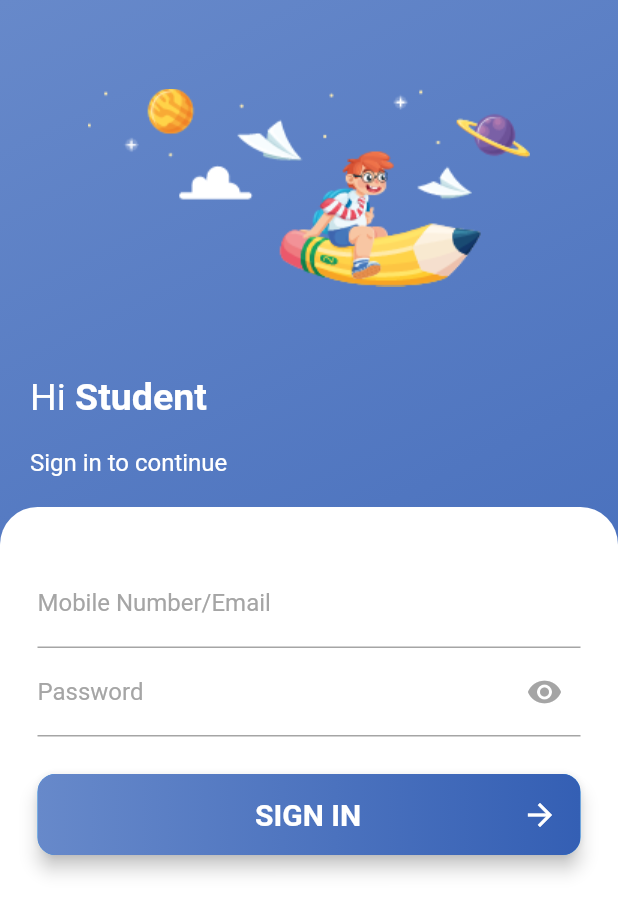
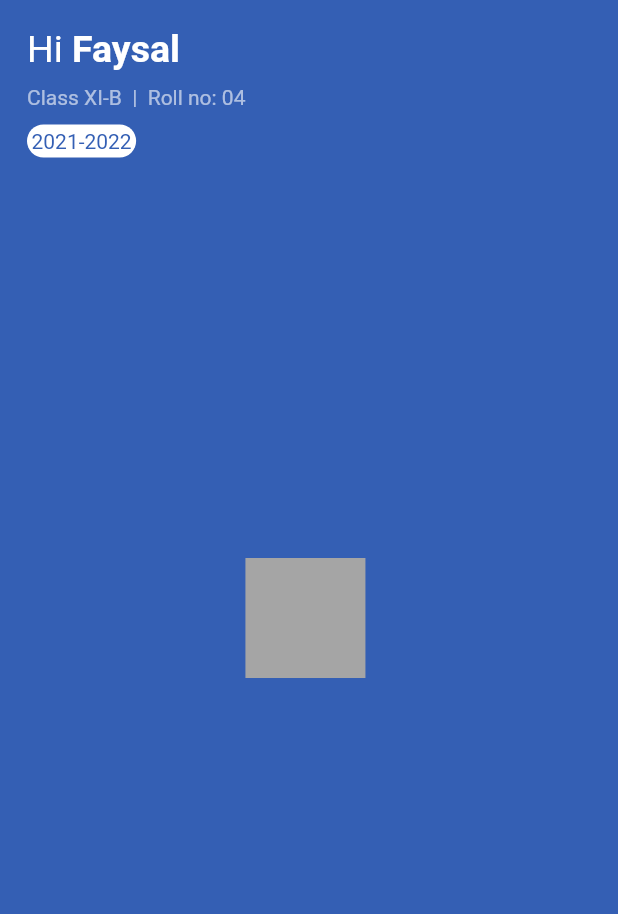
Before and after one commit to faysalneowaz/schoolerp, a Flutter app: the screen it shows after launch, after a tap on "SIGN IN", on a phone screen of 412 x 824 dp. Shown: the top 914 px of the screen. Run offline on Flutter 3.47's test engine with Material 2 defaults, Android fonts, the phone set to English and light mode, and no system bars.

Commit message:
dashboard design

```diff
--- /dev/null
+++ b/lib/screens/dashboard/dashboard.dart
@@ -0,0 +1,80 @@
+import 'package:flutter/material.dart';
+import 'package:schoolerp/constant.dart';
+
+class DashboardScreen extends StatefulWidget {
+  const DashboardScreen({Key? key}) : super(key: key);
+
+  @override
+  State<DashboardScreen> createState() => _DashboardScreenState();
+}
+
+class _DashboardScreenState extends State<DashboardScreen> {
+  @override
+  Widget build(BuildContext context) {
+    return Scaffold(
+      body: Container(
+        decoration: const BoxDecoration(
+          color: AppConstent.primarycolor,
+        ),
+
+        child: SafeArea(
+          child: Stack(
+            children: [
+              Container(
+                padding: const EdgeInsets.all(18.0),
+                child: Row(
+                  children: [
+                    Column(
+                      crossAxisAlignment: CrossAxisAlignment.start,
+                      children: [
+                        RichText(
+                          text: const TextSpan(
+                              text: 'Hi ',
+                              style: TextStyle(
+                                fontSize: 25,
+                                color: Colors.white,
+                              ),
+                              children: [
+                                TextSpan(
+                                  text: 'Faysal',
+                                  style: TextStyle(
+                                    fontWeight: FontWeight.bold,
+                                    color: Colors.white,
+                                    fontSize: 25,
+                                  ),
+                                ),
+                              ]),
+                        ),
+                        const SizedBox(
+                          height: 10.0,
+                        ),
+                        const Text("Class XI-B  |  Roll no: 04",style: TextStyle(color: Colors.white60,),),
+                        Container(
+                          padding: const EdgeInsets.all(3.0),
+                          margin: EdgeInsets.only(top: 10.0),
+                          decoration: BoxDecoration(
+                            color: Colors.white,
+                            borderRadius: BorderRadius.circular(12.0)
+                          ),
+                          child: const Text("2021-2022",style: TextStyle(color: AppConstent.primarycolor),),
+                        ),
+                      ],
+                    ),
+                    Container(
+                      height: 80,
+                      width: 80,
+                      decoration: BoxDecoration(
+                        color: AppConstent.lightgraycolor
+                      ),
+                    ),
+                  ],
+                ),
+              ),
+
+            ],
+          ),
+        ),
+      ),
+    );
+  }
+}
--- a/lib/screens/login_screen.dart
+++ b/lib/screens/login_screen.dart
@@ -1,5 +1,6 @@
 import 'package:flutter/material.dart';
 import 'package:schoolerp/constant.dart';
+import 'package:schoolerp/screens/dashboard/dashboard.dart';
 
 class LoginScreen extends StatefulWidget {
   const LoginScreen({Key? key}) : super(key: key);
@@ -91,7 +92,8 @@ class _LoginScreenState extends State<LoginScreen> {
                       right: 25,
                       top: 35,
                     ),
-                    child: Column(
+                    child:  ListView(
+                      physics: NeverScrollableScrollPhysics(),
                         children: [
                           TextFormField(
                             controller: emailController,
@@ -171,7 +173,12 @@ class _LoginScreenState extends State<LoginScreen> {
                             height: 25.0,
                           ),
                           ElevatedButton(
-                          onPressed: () {},
+                            onPressed: () {
+                              Navigator.push(
+                                context,
+                                MaterialPageRoute(builder: (context) => const DashboardScreen()),
+                              );
+                            },
                             style: ElevatedButton.styleFrom(
                               padding: const EdgeInsets.all(0.0),
                               elevation: 5,
@@ -215,11 +222,24 @@ class _LoginScreenState extends State<LoginScreen> {
                               ),
                             ),
                           ),
+                          const SizedBox(
+                            height: 15.0,
+                          ),
+                          InkWell(
+                            onTap: (){},
+                            child: const Align(
+                              alignment: Alignment.centerRight,
+                              child: Text("Forget Password?"),
+                            ),
+                          ),
                         ],
+                      ),
+
                   ),
                 ),
               ),
-              ),
+
+
             ],
           ),
         ),
```
Also changed, not shown: pubspec.lock. Lines whose indentation alone changed are shown as unchanged.
